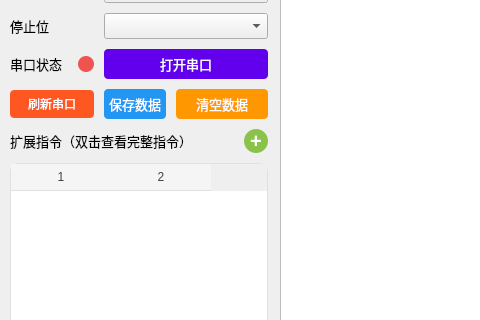
AndroidCoderPeng/serial_port_debugger, file mainwindow.ui: the form before one commit; both pictures show x 0 to 480 and y 142 to 462 of the 800 by 600 pixel window.
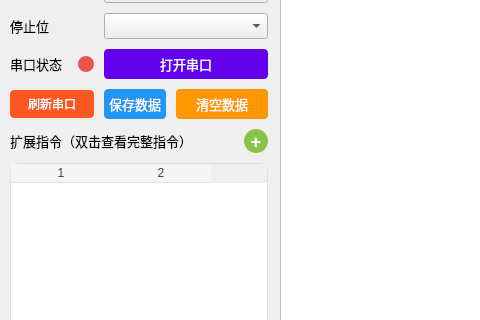
The form after the commit. Icons and pictures are not drawn.

Commit message:
refactor(ui): 优化表格展示效果
- 调整表格列宽比例，提高可读性
- 居中显示第二列内容，提升视觉效果
-精简表格样式，去除冗余样式代码
- 调整表格字体大小，与其他界面元素保持一致

The edit to the form file:
```diff
--- a/mainwindow.ui
+++ b/mainwindow.ui
@@ -215,56 +215,16 @@
      <item row="9" column="0" colspan="5">
       <widget class="QTableWidget" name="tableWidget">
        <property name="styleSheet">
-        <string notr="true">QTableWidget {
-    background-color: #FFFFFF;
-    gridline-color: #E0E0E0;
-    color: #212121;
-    border: 1px solid #E0E0E0;
-    border-radius: 8px;
-    outline: 0px;
-    font: 10pt &quot;微软雅黑&quot;
-}
-
-QTableWidget::item {
-    padding: 6px 5px
-}
-
-QTableWidget::item:selected {
-    background-color: #E3F2FD;
-    color: #1565C0
-}
-
-QHeaderView::section {
-    background-color: #F5F5F5;
-    padding: 4px;
-    border: none;
-    border-bottom: 1px solid #E0E0E0;
-    color: #424242;
-    font: 10pt &quot;微软雅黑&quot;
-}
-
-QScrollBar:vertical {
-    background-color: #FAFAFA;
-    width: 10px;
-    margin: 0px 0px 0px 0px
-}
-
-QScrollBar::handle:vertical {
-    background-color: #E0E0E0;
-    min-height: 20px;
-    border-radius: 5px
-}
-
+        <string notr="true">QTableWidget {background-color:#FFF;gridline-color:#E0E0E0;color:#212121;border:1px solid #E0E0E0;border-radius:8px;outline:0;font:10pt &quot;微软雅黑&quot;}
+QTableWidget::item {padding:6px 5px}
+QTableWidget::item:selected {background-color:#E3F2FD;color:#1565C0}
+QHeaderView::section {background-color:#F5F5F5;border:none;border-bottom:1px solid #E0E0E0;color:#424242;font:10pt &quot;微软雅黑&quot;}
+QScrollBar:vertical {background-color:#FAFAFA;width:10px;margin:0 0 0 0}
+QScrollBar::handle:vertical {background-color:#E0E0E0;min-height:20px;border-radius:5px}
 QScrollBar::add-line:vertical,
-QScrollBar::sub-line:vertical {
-    background-color: none
-}
-
+QScrollBar::sub-line:vertical {background-color:none}
 QScrollBar::add-page:vertical,
-QScrollBar::sub-page:vertical {
-    background-color: none
-}
-</string>
+QScrollBar::sub-page:vertical {background-color:none}</string>
        </property>
        <property name="horizontalScrollBarPolicy">
         <enum>Qt::ScrollBarAlwaysOff</enum>
@@ -359,7 +319,7 @@
        </property>
        <property name="font">
         <font>
-         <pointsize>15</pointsize>
+         <pointsize>14</pointsize>
          <bold>true</bold>
         </font>
        </property>
```
Left out of the diff: 3 changed lines with no effect on the pictures. The commit also changes 1 other file.
